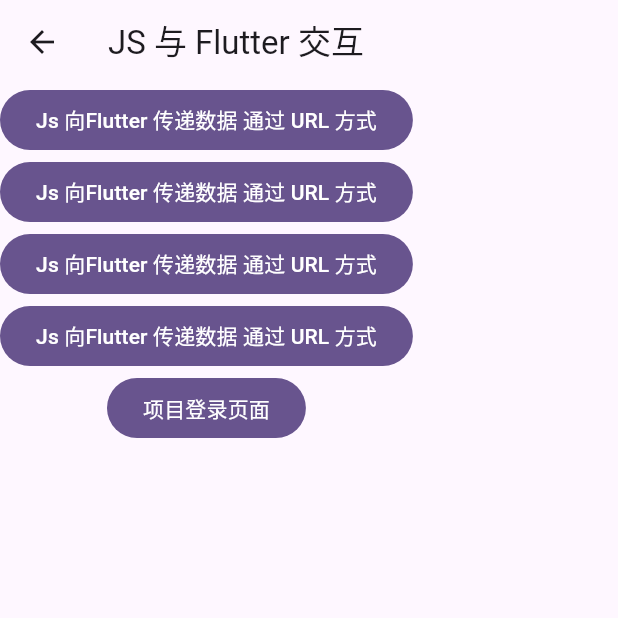
After one commit to Boom618/Flutter_learn, a Flutter app: the JsFlutter screen opened directly, on a phone screen of 412 x 824 dp, the top half of it. The commit adds this screen. Run offline on Flutter 3.47's test engine with Material 3 defaults, Android fonts, the phone set to English and light mode, and no system bars; our stand-ins replace carousel_slider, shared_preferences, transparent_image, webview_flutter; missing offline and left inert: flutter_hi_cache, underline_indicator; accounts and stored records are empty.

Commit message:
feat ：H5 通过 URL 向 Flutter 传递数据

```diff
--- /dev/null
+++ b/lib/h5/js_flutter.dart
@@ -0,0 +1,37 @@
+import 'package:flutter/material.dart';
+import 'package:started_flutter/h5/js_flutter_by_url.dart';
+
+import '../navigator/tab_navigator.dart';
+
+/// JS 与 Flutter 交互
+class JsFlutter extends StatelessWidget {
+  const JsFlutter({super.key});
+
+  @override
+  Widget build(BuildContext context) {
+    return Scaffold(
+      appBar: AppBar(
+        title: Text('JS 与 Flutter 交互'),
+      ),
+      body: Column(
+        children: [
+          _Navigation(context, Js2FlutterByUrl(), "Js 向Flutter 传递数据 通过 URL 方式"),
+          _Navigation(context, Js2FlutterByUrl(), "Js 向Flutter 传递数据 通过 URL 方式"),
+          _Navigation(context, Js2FlutterByUrl(), "Js 向Flutter 传递数据 通过 URL 方式"),
+          _Navigation(context, Js2FlutterByUrl(), "Js 向Flutter 传递数据 通过 URL 方式"),
+          _Navigation(context, TabNavigator(), "项目登录页面"),
+        ],
+      ),
+    );
+  }
+
+  /// 跳转
+  _Navigation(BuildContext context, Widget page, String title) {
+    return FilledButton(
+        onPressed: () {
+          Navigator.push(context,
+              MaterialPageRoute(builder: (BuildContext context) => page));
+        },
+        child: Text(title));
+  }
+}
--- a/lib/main.dart
+++ b/lib/main.dart
@@ -3,6 +3,8 @@
 import 'package:started_flutter/pages/home_page.dart';
 
 import 'dao/login_dao.dart';
+import 'h5/js_flutter.dart';
+import 'h5/js_flutter_by_url.dart';
 import 'http/JsonParsingPage.dart';
 import 'http/future_study.dart';
 import 'http/http_study.dart';
@@ -39,8 +41,8 @@
           ScreenHelper.init(context);// 初始化屏幕适配工具
           if (snapshot.connectionState == ConnectionState.done) {
             if (LoginDao.getBoardingPass() == null) {
-              // return const LoginPage();
-              return const TabNavigator();
+              return const JsFlutter();
+              // return const TabNavigator();
             } else {
               return const TabNavigator();
               // return const HomePage();
```
Also changed, not shown: lib/h5/js_flutter_by_url.dart (added, +77 -0 lines), 1 other file.
